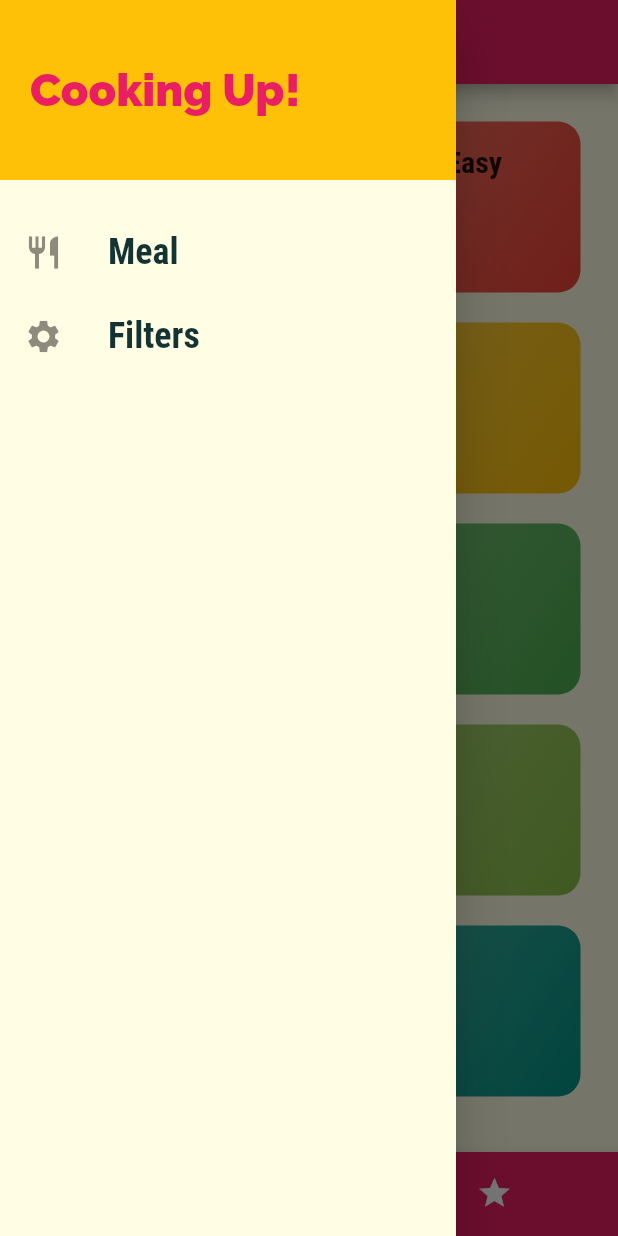
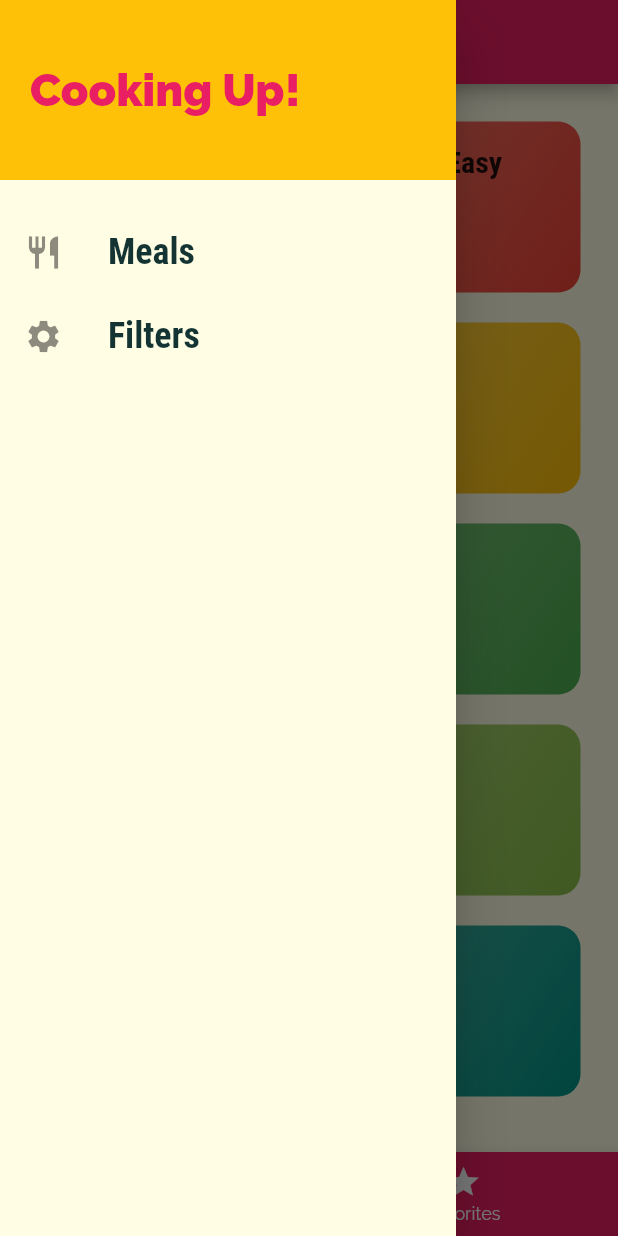
Before and after one commit to Arpit-cyber/Meal_App, a Flutter app: the screen it shows after launch, with the side drawer open, on a phone screen of 412 x 824 dp. Run offline on Flutter 3.47's test engine with Material 2 defaults, Android fonts, the phone set to English and light mode, and no system bars.

Commit message:
Passing Data Back

```diff
--- a/lib/main.dart
+++ b/lib/main.dart
@@ -3,6 +3,7 @@ import 'package:flutter/material.dart';
 import './screens/tabs_screen.dart';
 import './screens/meal_detail_screen.dart';
 import './screens/category_meals_screen.dart';
+import './screens/filters_screen.dart';
 import './screens/categories_screen.dart';
 
 void main() => runApp(MyApp());
@@ -36,6 +37,7 @@ class MyApp extends StatelessWidget {
         '/': (ctx) => TabsScreen(),
         CategoryMealsScreen.routeName: (ctx) => CategoryMealsScreen(),
         MealDetailScreen.routeName: (ctx) => MealDetailScreen(),
+        FiltersScreen.routeName: (ctx) => FiltersScreen(),
       },
       onGenerateRoute: (settings) {
         print(settings.arguments);
--- a/lib/screens/tabs_screen.dart
+++ b/lib/screens/tabs_screen.dart
@@ -1,8 +1,8 @@
 import 'package:flutter/material.dart';
 
+import '../widgets/main_drawer.dart';
 import './favorites_screen.dart';
 import './categories_screen.dart';
-import '../widgets/main_drawer.dart';
 
 class TabsScreen extends StatefulWidget {
   @override
@@ -10,11 +10,16 @@ class TabsScreen extends StatefulWidget {
 }
 
 class _TabsScreenState extends State<TabsScreen> {
-  final List<Map<String,Object>> _pages = [
-    {'page': CategoriesScreen(), 'title': 'Categories',},
-    {'page': FavoritesScreen(), 'title': 'Your Favorites',},
+  final List<Map<String, Object>> _pages = [
+    {
+      'page': CategoriesScreen(),
+      'title': 'Categories',
+    },
+    {
+      'page': FavoritesScreen(),
+      'title': 'Your Favorite',
+    },
   ];
-
   int _selectedPageIndex = 0;
 
   void _selectPage(int index) {
@@ -36,9 +41,8 @@ class _TabsScreenState extends State<TabsScreen> {
         backgroundColor: Theme.of(context).primaryColor,
         unselectedItemColor: Colors.white,
         selectedItemColor: Theme.of(context).accentColor,
-
         currentIndex: _selectedPageIndex,
-          type: BottomNavigationBarType.shifting,
+        // type: BottomNavigationBarType.fixed,
         items: [
           BottomNavigationBarItem(
             backgroundColor: Theme.of(context).primaryColor,
--- a/lib/widgets/main_drawer.dart
+++ b/lib/widgets/main_drawer.dart
@@ -1,23 +1,23 @@
 import 'package:flutter/material.dart';
 
+import '../screens/filters_screen.dart';
+
 class MainDrawer extends StatelessWidget {
-
-  Widget buildListTile(String title,IconData icon) {
+  Widget buildListTile(String title, IconData icon, Function tapHandler) {
     return ListTile(
       leading: Icon(
         icon,
-                        size:26),
+        size: 26,
+      ),
       title: Text(
-                      title ,
+        title,
         style: TextStyle(
           fontFamily: 'RobotoCondensed',
           fontSize: 24,
           fontWeight: FontWeight.bold,
         ),
       ),
-                    onTap: () {
-
-                    },
+      onTap: tapHandler,
     );
   }
 
@@ -25,23 +25,31 @@ class MainDrawer extends StatelessWidget {
   Widget build(BuildContext context) {
     return Drawer(
       child: Column(
-        children: <Widget> [
+        children: <Widget>[
           Container(
             height: 120,
             width: double.infinity,
             padding: EdgeInsets.all(20),
             alignment: Alignment.centerLeft,
             color: Theme.of(context).accentColor,
-            child: Text('Cooking Up!', style: TextStyle(
+            child: Text(
+              'Cooking Up!',
+              style: TextStyle(
                   fontWeight: FontWeight.w900,
                   fontSize: 30,
-              color: Theme.of(context).primaryColor,
-            ),),
+                  color: Theme.of(context).primaryColor),
             ),
-          SizedBox(height:20),
-          buildListTile('Meal', Icons.restaurant),
-          buildListTile('Filters', Icons.settings),
-        ]
+          ),
+          SizedBox(
+            height: 20,
+          ),
+          buildListTile('Meals', Icons.restaurant, () {
+            Navigator.of(context).pushReplacementNamed('/');
+          }),
+          buildListTile('Filters', Icons.settings, () {
+            Navigator.of(context).pushReplacementNamed(FiltersScreen.routeName);
+          }),
+        ],
       ),
     );
   }
--- a/lib/widgets/meal_item.dart
+++ b/lib/widgets/meal_item.dart
@@ -10,6 +10,7 @@ class MealItem extends StatelessWidget {
   final int duration;
   final Complexity complexity;
   final Affordability affordability;
+  final Function removeItem;
 
   MealItem({
     @required this.id,
@@ -18,6 +19,7 @@ class MealItem extends StatelessWidget {
     @required this.affordability,
     @required this.complexity,
     @required this.duration,
+    @required this.removeItem,
   });
 
   String get complexityText {
@@ -56,7 +58,9 @@ class MealItem extends StatelessWidget {
     Navigator.of(context).pushNamed(
       MealDetailScreen.routeName,
       arguments: id,
-    );
+    ).then((result) {
+      removeItem(result);
+    });
   }
 
   @override
```
Also changed, not shown: lib/screens/category_meals_screen.dart (+45 -18 lines), lib/screens/filters_screen.dart (added, +20 -0 lines), lib/screens/meal_detail_screen.dart (+7 -0 lines). Lines whose indentation alone changed are shown as unchanged.
